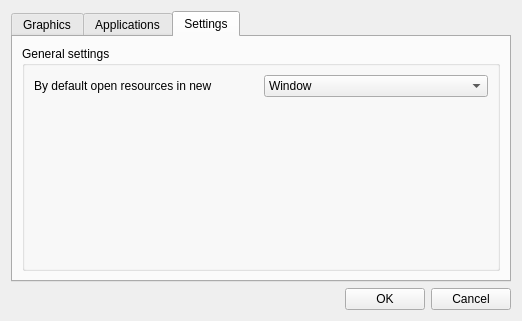
Old version of the form editor/gui/dlgsettings.ui in the repository ensisoft/detonator.
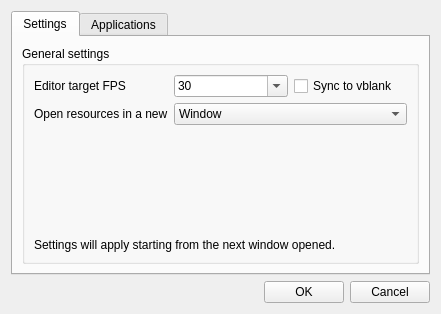
New version of the form. The open tabs and pages were chosen to show the change. Icons and pictures are not drawn.

Commit message:
Remove MSAA setting from editor settings
Remove MSAA setting from editor settings. Instead apply the MSAA
sample count setting from the workspace settings.

The edit to the form file:
```diff
--- a/editor/gui/dlgsettings.ui
+++ b/editor/gui/dlgsettings.ui
@@ -6,8 +6,8 @@
    <rect>
     <x>0</x>
     <y>0</y>
-    <width>522</width>
-    <height>321</height>
+    <width>441</width>
+    <height>314</height>
    </rect>
   </property>
   <property name="windowTitle">
@@ -25,26 +25,43 @@
      </property>
      <widget class="QWidget" name="tabEditor">
       <attribute name="title">
-       <string>Graphics</string>
+       <string>Settings</string>
       </attribute>
       <layout class="QVBoxLayout" name="verticalLayout_2">
        <item>
         <widget class="QGroupBox" name="groupBox_3">
          <property name="title">
-          <string>Graphics settings</string>
+          <string>General settings</string>
          </property>
          <layout class="QVBoxLayout" name="verticalLayout_4">
           <item>
            <layout class="QGridLayout" name="gridLayout_3">
-            <item row="0" column="0">
-             <widget class="QLabel" name="label_5">
+            <item row="1" column="1" colspan="2">
+             <widget class="QComboBox" name="cmbWinOrTab">
+              <item>
+               <property name="text">
+                <string>Window</string>
+               </property>
+              </item>
+              <item>
+               <property name="text">
+                <string>Tab</string>
+               </property>
+              </item>
+             </widget>
+            </item>
+            <item row="0" column="2">
+             <widget class="QCheckBox" name="chkVSync">
               <property name="text">
-               <string>Target FPS</string>
+               <string>Sync to vblank</string>
               </property>
              </widget>
             </item>
             <item row="0" column="1">
              <widget class="QComboBox" name="cmbTargetFps">
+              <property name="enabled">
+               <bool>true</bool>
+              </property>
               <property name="editable">
                <bool>true</bool>
               </property>
@@ -70,56 +87,22 @@
               </item>
              </widget>
             </item>
-            <item row="0" column="2">
-             <widget class="QCheckBox" name="chkVSync">
-              <property name="text">
-               <string>Sync to vblank</string>
-              </property>
-             </widget>
-            </item>
             <item row="1" column="0">
-             <widget class="QLabel" name="label_6">
+             <widget class="QLabel" name="label_8">
               <property name="text">
-               <string>MSAA</string>
+               <string>Open resources in a new</string>
               </property>
              </widget>
             </item>
-            <item row="1" column="1">
-             <widget class="QComboBox" name="cmbMSAA">
-              <property name="editable">
-               <bool>false</bool>
+            <item row="0" column="0">
+             <widget class="QLabel" name="label_5">
+              <property name="text">
+               <string>Editor target FPS</string>
               </property>
-              <item>
-               <property name="text">
-                <string>0</string>
-               </property>
-              </item>
-              <item>
-               <property name="text">
-                <string>4</string>
-               </property>
-              </item>
-              <item>
-               <property name="text">
-                <string>8</string>
-               </property>
-              </item>
-              <item>
-               <property name="text">
-                <string>16</string>
-               </property>
-              </item>
              </widget>
             </item>
            </layout>
           </item>
-          <item>
-           <widget class="QLabel" name="label_7">
-            <property name="text">
-             <string>Settings will apply starting from the next window opened.</string>
-            </property>
-           </widget>
-          </item>
           <item>
            <spacer name="verticalSpacer_2">
             <property name="orientation">
@@ -133,6 +116,13 @@
             </property>
            </spacer>
           </item>
+          <item>
+           <widget class="QLabel" name="label_7">
+            <property name="text">
+             <string>Settings will apply starting from the next window opened.</string>
+            </property>
+           </widget>
+          </item>
          </layout>
         </widget>
        </item>
@@ -238,60 +228,6 @@
        </item>
       </layout>
      </widget>
-     <widget class="QWidget" name="tabSettings">
-      <attribute name="title">
-       <string>Settings</string>
-      </attribute>
-      <layout class="QVBoxLayout" name="verticalLayout_6">
-       <item>
-        <widget class="QGroupBox" name="groupBox_4">
-         <property name="title">
-          <string>General settings</string>
-         </property>
-         <layout class="QVBoxLayout" name="verticalLayout_5">
-          <item>
-           <layout class="QHBoxLayout" name="horizontalLayout_2">
-            <item>
-             <widget class="QLabel" name="label_8">
-              <property name="text">
-               <string>By default open resources in new</string>
-              </property>
-             </widget>
-            </item>
-            <item>
-             <widget class="QComboBox" name="cmbWinOrTab">
-              <item>
-               <property name="text">
-                <string>Window</string>
-               </property>
-              </item>
-              <item>
-               <property name="text">
-                <string>Tab</string>
-               </property>
-              </item>
-             </widget>
-            </item>
-           </layout>
-          </item>
-          <item>
-           <spacer name="verticalSpacer_3">
-            <property name="orientation">
-             <enum>Qt::Vertical</enum>
-            </property>
-            <property name="sizeHint" stdset="0">
-             <size>
-              <width>20</width>
-              <height>141</height>
-             </size>
-            </property>
-           </spacer>
-          </item>
-         </layout>
-        </widget>
-       </item>
-      </layout>
-     </widget>
     </widget>
    </item>
    <item>
```
Left out of the diff: 22 changed lines with no effect on the pictures. The commit also changes 3 other files.
